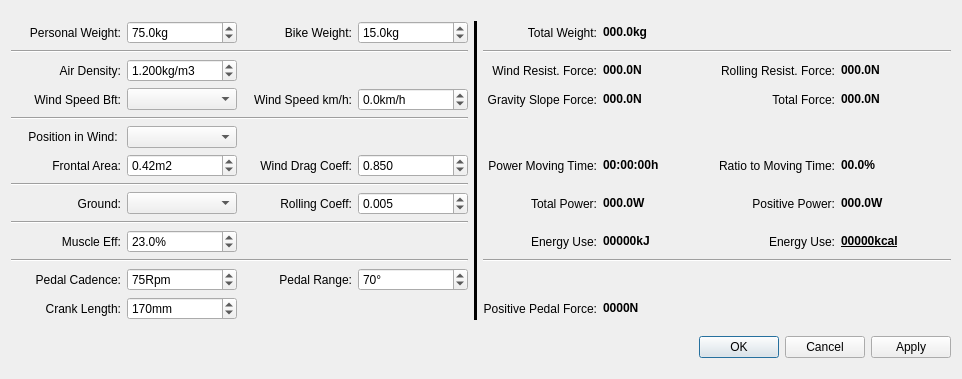
This is src/qmapshack/gis/trk/filter/IFilterSpeedCycleEnergy.ui in Maproom/qmapshack as Qt 5 draws it before an edit. The edited form follows.
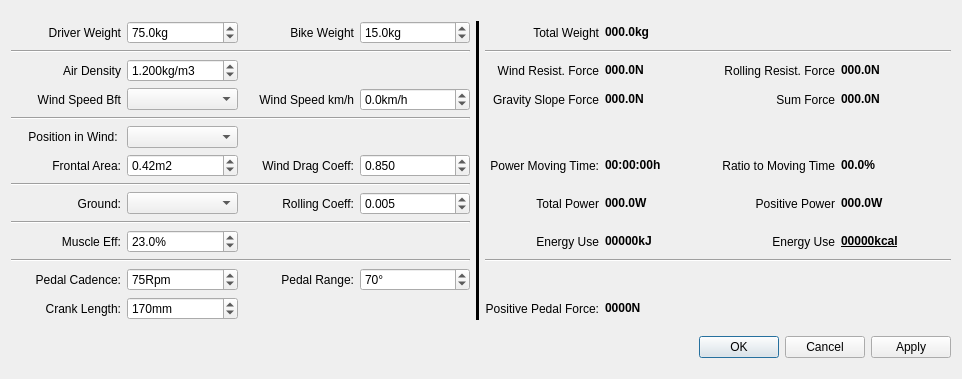
This is the edited form.

Commit message: GUI modification. Consider history changes. First tool tips added.

```diff
--- a/src/qmapshack/gis/trk/filter/IFilterSpeedCycleEnergy.ui
+++ b/src/qmapshack/gis/trk/filter/IFilterSpeedCycleEnergy.ui
@@ -117,7 +117,7 @@
        <item row="2" column="0">
         <widget class="QLabel" name="label_6">
          <property name="text">
-          <string>Air Density:</string>
+          <string>Air Density</string>
          </property>
          <property name="alignment">
           <set>Qt::AlignRight|Qt::AlignTrailing|Qt::AlignVCenter</set>
@@ -190,7 +190,7 @@
           <string>&lt;html&gt;&lt;head/&gt;&lt;body&gt;&lt;p&gt;&lt;br/&gt;&lt;/p&gt;&lt;/body&gt;&lt;/html&gt;</string>
          </property>
          <property name="text">
-          <string>Bike Weight:</string>
+          <string>Bike Weight</string>
          </property>
          <property name="alignment">
           <set>Qt::AlignRight|Qt::AlignTrailing|Qt::AlignVCenter</set>
@@ -203,7 +203,7 @@
           <string>&lt;html&gt;&lt;head/&gt;&lt;body&gt;&lt;p&gt;&lt;br/&gt;&lt;/p&gt;&lt;/body&gt;&lt;/html&gt;</string>
          </property>
          <property name="text">
-          <string>Personal Weight:</string>
+          <string>Driver Weight</string>
          </property>
          <property name="alignment">
           <set>Qt::AlignRight|Qt::AlignTrailing|Qt::AlignVCenter</set>
@@ -213,7 +213,7 @@
        <item row="3" column="0">
         <widget class="QLabel" name="label_3">
          <property name="text">
-          <string>Wind Speed Bft:</string>
+          <string>Wind Speed Bft</string>
          </property>
          <property name="alignment">
           <set>Qt::AlignRight|Qt::AlignTrailing|Qt::AlignVCenter</set>
@@ -230,7 +230,7 @@
        <item row="3" column="2">
         <widget class="QLabel" name="label_9">
          <property name="text">
-          <string>Wind Speed km/h:</string>
+          <string>Wind Speed km/h</string>
          </property>
          <property name="alignment">
           <set>Qt::AlignRight|Qt::AlignTrailing|Qt::AlignVCenter</set>
@@ -465,7 +465,7 @@
           <string>&lt;html&gt;&lt;head/&gt;&lt;body&gt;&lt;p&gt;&lt;br/&gt;&lt;/p&gt;&lt;/body&gt;&lt;/html&gt;</string>
          </property>
          <property name="text">
-          <string>Total Weight:</string>
+          <string>Total Weight</string>
          </property>
          <property name="alignment">
           <set>Qt::AlignRight|Qt::AlignTrailing|Qt::AlignVCenter</set>
@@ -488,7 +488,7 @@
        <item row="2" column="5">
         <widget class="QLabel" name="label_23">
          <property name="text">
-          <string>Wind Resist. Force:</string>
+          <string>Wind Resist. Force</string>
          </property>
          <property name="alignment">
           <set>Qt::AlignRight|Qt::AlignTrailing|Qt::AlignVCenter</set>
@@ -518,7 +518,7 @@
        <item row="10" column="5">
         <widget class="QLabel" name="label_11">
          <property name="text">
-          <string>Energy Use:</string>
+          <string>Energy Use</string>
          </property>
          <property name="alignment">
           <set>Qt::AlignRight|Qt::AlignTrailing|Qt::AlignVCenter</set>
@@ -548,7 +548,7 @@
        <item row="2" column="7">
         <widget class="QLabel" name="label_24">
          <property name="text">
-          <string>Rolling Resist. Force:</string>
+          <string>Rolling Resist. Force</string>
          </property>
          <property name="alignment">
           <set>Qt::AlignRight|Qt::AlignTrailing|Qt::AlignVCenter</set>
@@ -578,7 +578,7 @@
        <item row="3" column="5">
         <widget class="QLabel" name="label_26">
          <property name="text">
-          <string>Gravity Slope Force:</string>
+          <string>Gravity Slope Force</string>
          </property>
          <property name="alignment">
           <set>Qt::AlignRight|Qt::AlignTrailing|Qt::AlignVCenter</set>
@@ -598,7 +598,7 @@
        <item row="3" column="7">
         <widget class="QLabel" name="label_28">
          <property name="text">
-          <string>Total Force:</string>
+          <string>Sum Force</string>
          </property>
          <property name="alignment">
           <set>Qt::AlignRight|Qt::AlignTrailing|Qt::AlignVCenter</set>
@@ -618,7 +618,7 @@
        <item row="8" column="7">
         <widget class="QLabel" name="label_4">
          <property name="text">
-          <string>Positive Power:</string>
+          <string>Positive Power</string>
          </property>
          <property name="alignment">
           <set>Qt::AlignRight|Qt::AlignTrailing|Qt::AlignVCenter</set>
@@ -635,7 +635,7 @@
        <item row="8" column="5">
         <widget class="QLabel" name="label_7">
          <property name="text">
-          <string>Total Power:</string>
+          <string>Total Power</string>
          </property>
          <property name="alignment">
           <set>Qt::AlignRight|Qt::AlignTrailing|Qt::AlignVCenter</set>
@@ -669,7 +669,7 @@
        <item row="6" column="7">
         <widget class="QLabel" name="label_33">
          <property name="text">
-          <string>Ratio to Moving Time:</string>
+          <string>Ratio to Moving Time</string>
          </property>
          <property name="alignment">
           <set>Qt::AlignRight|Qt::AlignTrailing|Qt::AlignVCenter</set>
@@ -686,7 +686,7 @@
        <item row="10" column="7">
         <widget class="QLabel" name="label_35">
          <property name="text">
-          <string>Energy Use:</string>
+          <string>Energy Use</string>
          </property>
          <property name="alignment">
           <set>Qt::AlignRight|Qt::AlignTrailing|Qt::AlignVCenter</set>
```
Left out of the diff: 52 changed lines with no effect on the pictures. The commit also changes 5 other files.
